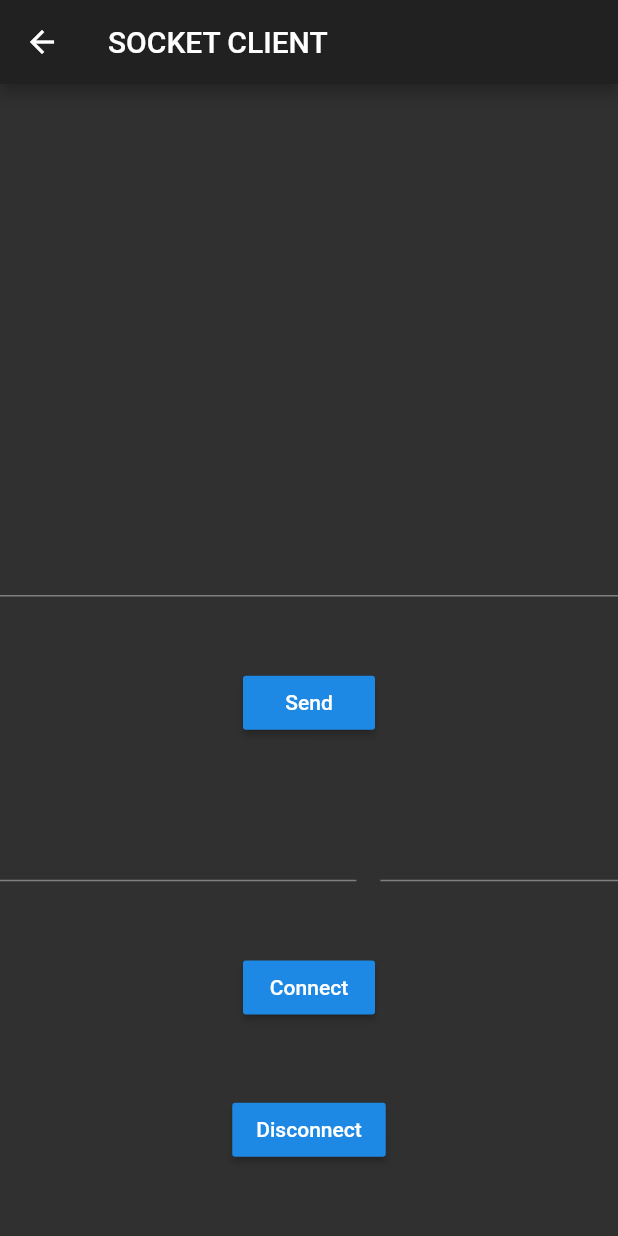
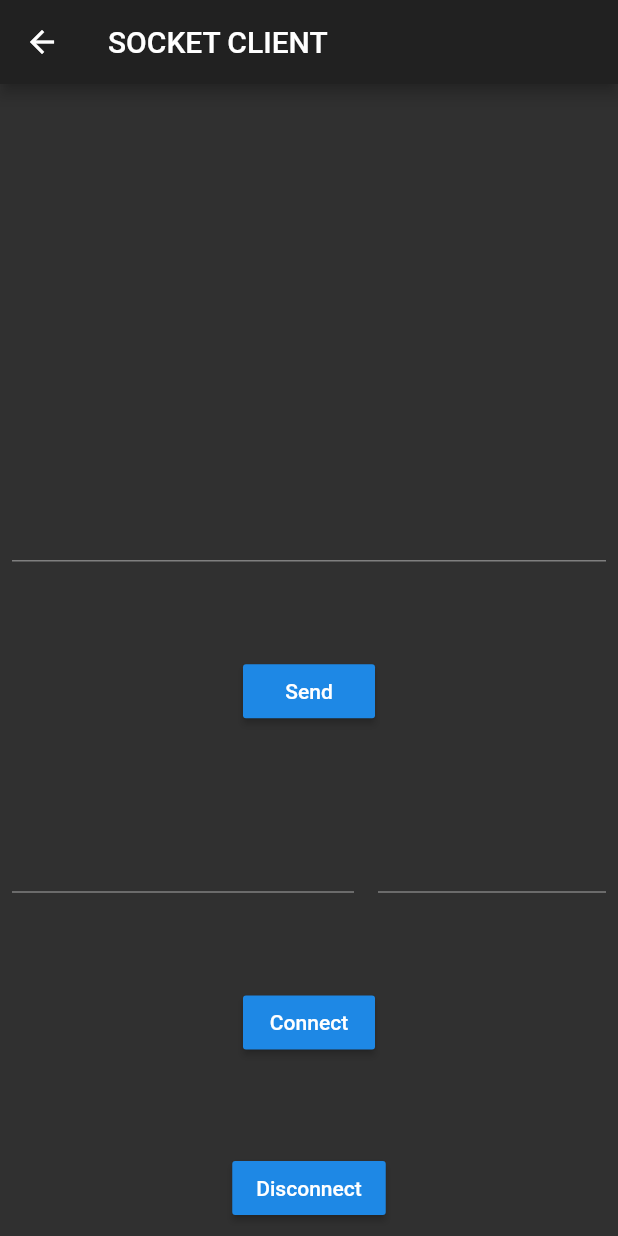
Before and after one commit to femrek/flutter_socket_practice, a Flutter app: the ScreenSocketClient screen opened by its route, on a phone screen of 412 x 824 dp. Run offline on Flutter 3.47's test engine with Material 2 defaults, Android fonts, the phone set to English and light mode, and no system bars.

Commit message:
feat: added padding to client and server screen

```diff
--- a/lib/screen_socket_client.dart
+++ b/lib/screen_socket_client.dart
@@ -50,8 +50,10 @@ class _ScreenSocketClientState extends State<ScreenSocketClient> {
       appBar: AppBar(
         title: Text('SOCKET CLIENT'),
       ),
-      body: Column(
-        mainAxisAlignment: MainAxisAlignment.spaceEvenly,
+      body: Padding(
+        padding: const EdgeInsets.all(8.0),
+        child: Column(
+          mainAxisAlignment: MainAxisAlignment.spaceBetween,
           children: [
             /// show data
             Container(
@@ -104,6 +106,7 @@ class _ScreenSocketClientState extends State<ScreenSocketClient> {
             ),
           ],
         ),
+      ),
     );
   }
 }
```
Also changed, not shown: lib/screen_socket_server.dart (+5 -2 lines). Lines whose indentation alone changed are shown as unchanged.
